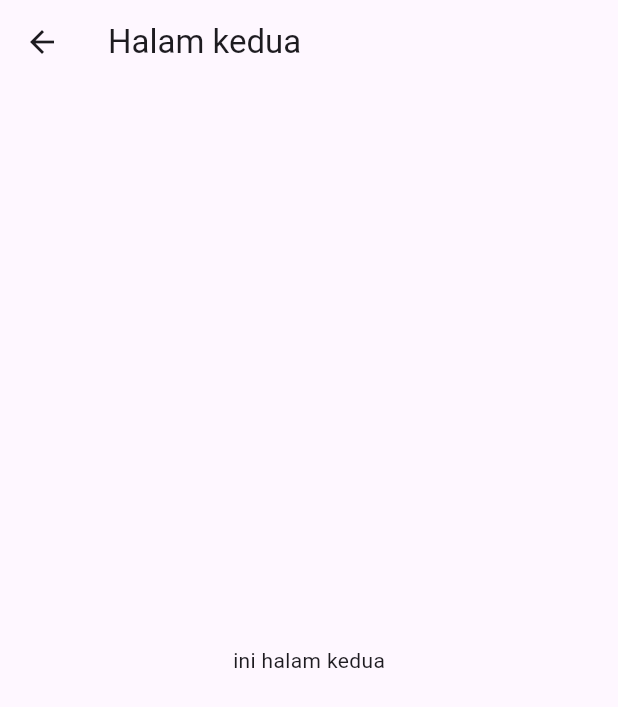
After one commit to dimasbagas/flutter_mobile, a Flutter app: the screen it shows after launch, after a tap on "kehalaman kedua", on a phone screen of 412 x 824 dp. The commit adds this screen. Shown: the top 707 px of the screen. Run offline on Flutter 3.47's test engine with Material 3 defaults, Android fonts, the phone set to English and light mode, and no system bars.

Commit message:
membuat halam kedua

```diff
--- /dev/null
+++ b/lib/SecondPage.dart
@@ -0,0 +1,17 @@
+import 'package:flutter/material.dart';
+
+class Secondpage extends StatelessWidget {
+  const Secondpage({super.key});
+
+  @override
+  Widget build(BuildContext context) {
+    return Scaffold(
+      appBar: AppBar(
+        title: Text("Halam kedua"),
+      ),
+      body: Center(
+        child: Text("ini halam kedua"),
+      ),
+    );
+  }
+}
--- a/lib/main.dart
+++ b/lib/main.dart
@@ -1,4 +1,5 @@
 import 'package:flutter/material.dart';
+import 'SecondPage.dart';
 
 void main(){
   runApp(MyApp());
@@ -29,9 +30,9 @@ class HomePage extends StatelessWidget {
         child: ElevatedButton(
           child: Text("kehalaman kedua"),
           onPressed: () {
-            NavigationBar.push(
-              context,MaterialPageRoute(builder: (context => Secondpage()))
-            )
+            Navigator.push(
+              context,MaterialPageRoute(builder: (context) => Secondpage()),
+            );
           },
         ),
       ),
```
